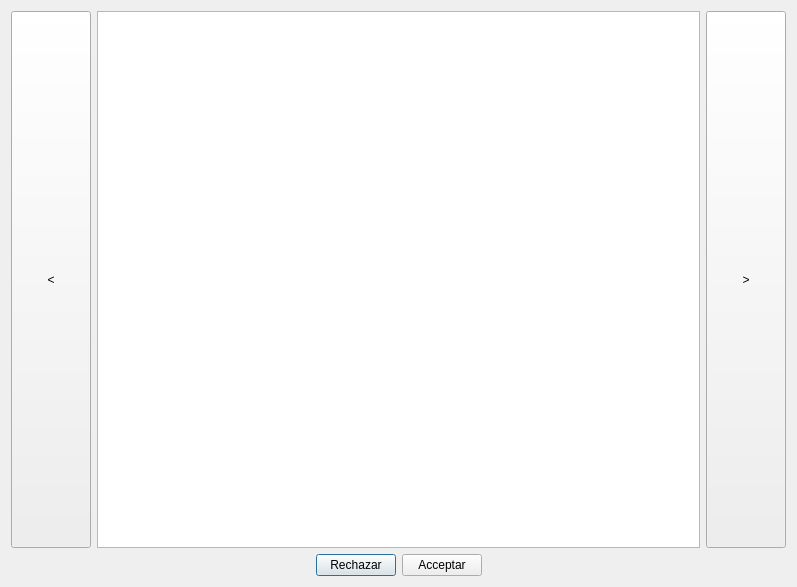
This is forms/revisarpublicaciones.ui in sarahiva/IS2Proyecto1 as Qt 5 draws it before an edit. The edited form follows.
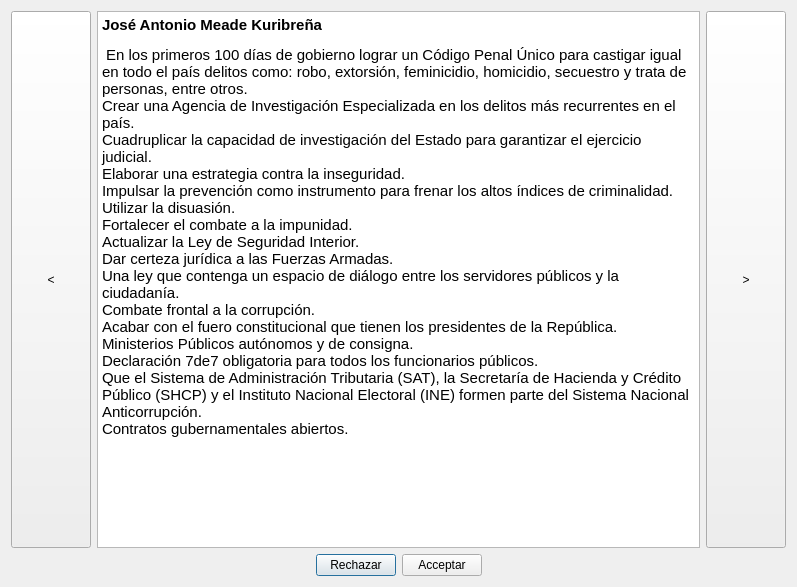
This is the edited form.

Commit message:
Implementado la creación del proceso electoral.
* Implementado la carga y generación de contraseña para electores y
candidatos.

Patch:
```diff
--- a/forms/revisarpublicaciones.ui
+++ b/forms/revisarpublicaciones.ui
@@ -74,7 +74,16 @@
       </widget>
      </item>
      <item row="0" column="1">
-      <widget class="QTextBrowser" name="textBrowser"/>
+      <widget class="QTextBrowser" name="textBrowser">
+       <property name="html">
+        <string>&lt;!DOCTYPE HTML PUBLIC &quot;-//W3C//DTD HTML 4.0//EN&quot; &quot;http://www.w3.org/TR/REC-html40/strict.dtd&quot;&gt;
+&lt;html&gt;&lt;head&gt;&lt;meta name=&quot;qrichtext&quot; content=&quot;1&quot; /&gt;&lt;style type=&quot;text/css&quot;&gt;
+p, li { white-space: pre-wrap; }
+&lt;/style&gt;&lt;/head&gt;&lt;body style=&quot; font-family:'Cantarell'; font-size:11pt; font-weight:400; font-style:normal;&quot;&gt;
+&lt;p style=&quot; margin-top:12px; margin-bottom:12px; margin-left:0px; margin-right:0px; -qt-block-indent:0; text-indent:0px;&quot;&gt;&lt;span style=&quot; font-weight:600;&quot;&gt;José Antonio Meade Kuribreña&lt;/span&gt;&lt;/p&gt;
+&lt;p style=&quot; margin-top:12px; margin-bottom:12px; margin-left:0px; margin-right:0px; -qt-block-indent:0; text-indent:0px;&quot;&gt; En los primeros 100 días de gobierno lograr un Código Penal Único para castigar igual en todo el país delitos como: robo, extorsión, feminicidio, homicidio, secuestro y trata de personas, entre otros.&lt;br /&gt;Crear una Agencia de Investigación Especializada en los delitos más recurrentes en el país.&lt;br /&gt;Cuadruplicar la capacidad de investigación del Estado para garantizar el ejercicio judicial.&lt;br /&gt;Elaborar una estrategia contra la inseguridad.&lt;br /&gt;Impulsar la prevención como instrumento para frenar los altos índices de criminalidad.&lt;br /&gt;Utilizar la disuasión.&lt;br /&gt;Fortalecer el combate a la impunidad.&lt;br /&gt;Actualizar la Ley de Seguridad Interior.&lt;br /&gt;Dar certeza jurídica a las Fuerzas Armadas.&lt;br /&gt;Una ley que contenga un espacio de diálogo entre los servidores públicos y la ciudadanía.&lt;br /&gt;Combate frontal a la corrupción.&lt;br /&gt;Acabar con el fuero constitucional que tienen los presidentes de la República.&lt;br /&gt;Ministerios Públicos autónomos y de consigna.&lt;br /&gt;Declaración 7de7 obligatoria para todos los funcionarios públicos.&lt;br /&gt;Que el Sistema de Administración Tributaria (SAT), la Secretaría de Hacienda y Crédito Público (SHCP) y el Instituto Nacional Electoral (INE) formen parte del Sistema Nacional Anticorrupción.&lt;br /&gt;Contratos gubernamentales abiertos.&lt;/p&gt;&lt;/body&gt;&lt;/html&gt;</string>
+       </property>
+      </widget>
      </item>
      <item row="0" column="2">
       <widget class="QPushButton" name="next">
```
Left out of the diff: 2 changed lines with no effect on the pictures. The commit also changes 66 other files.
